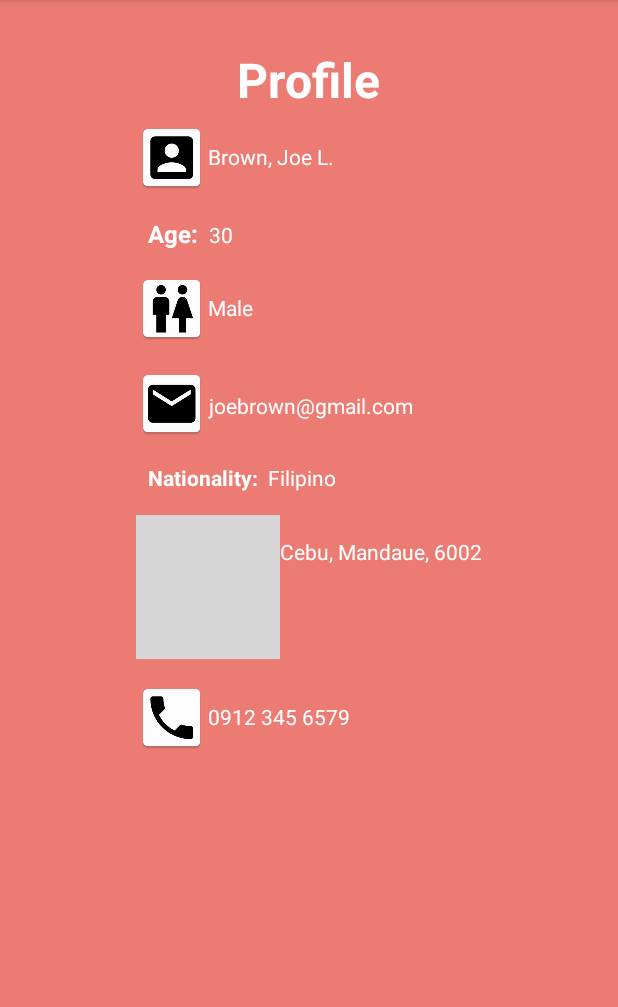
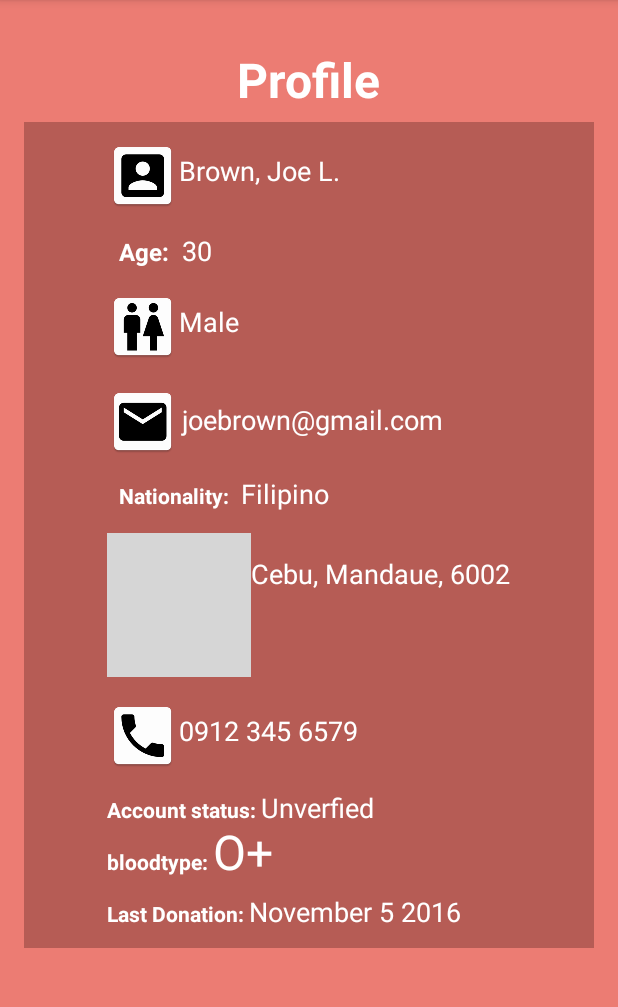
Before and after one commit to axeltants/capstone, an Android app: the profile screen opened directly, with no data from a screen before it, on a phone screen of 412 x 824 dp, the part 84-1091 px from its top. Run offline under Robolectric (Android 15) with nearby library versions, the light colour scheme and no system bars; our stand-ins replace Firebase (no records; nobody signed in at launch, a user with empty details on screens opened directly); libraries missing offline, so code that uses them is left out: com.firebase.client; 1 statement that could not run was skipped; grey boxes are pictures that could not be loaded.

Commit message:
add new fields in register and profile

```diff
--- a/RedFlow/app/src/main/AndroidManifest.xml
+++ b/RedFlow/app/src/main/AndroidManifest.xml
@@ -26,7 +26,8 @@
         <activity android:name=".notification" />
         <activity android:name=".history" />
         <activity android:name=".admin.admin_home" />
-        <activity android:name=".admin.search_user"></activity>
+        <activity android:name=".admin.search_user" />
+        <activity android:name=".admin.search_result"></activity>
     </application>
 
 </manifest>
--- a/RedFlow/app/src/main/res/layout/profile.xml
+++ b/RedFlow/app/src/main/res/layout/profile.xml
@@ -27,11 +27,12 @@
         android:layout_width="match_parent"
         android:layout_height="match_parent"
         android:paddingTop="65dp">
-
         <LinearLayout
             android:layout_width="match_parent"
-            android:layout_height="match_parent">
-
+            android:layout_height="match_parent"
+            android:background="@color/colorAccent"
+            android:paddingBottom="12dp"
+            android:paddingTop="12dp">
             <RelativeLayout
                 android:layout_width="match_parent"
                 android:layout_height="match_parent"
@@ -52,7 +53,8 @@
                     android:layout_marginBottom="15dp"
                     android:layout_toEndOf="@+id/imgname"
                     android:text="Brown, Joe L."
-                    android:textColor="@color/logincolor" />
+                    android:textColor="@color/logincolor"
+                    android:textSize="18sp" />
 
                 <TextView
                     android:id="@+id/agelabel"
@@ -73,7 +75,8 @@
                     android:layout_alignBaseline="@+id/agelabel"
                     android:layout_toRightOf="@+id/agelabel"
                     android:text=" 30"
-                    android:textColor="@color/logincolor" />
+                    android:textColor="@color/logincolor"
+                    android:textSize="18sp" />
 
                 <ImageView
                     android:id="@+id/imggender"
@@ -91,7 +94,8 @@
                     android:layout_marginBottom="15dp"
                     android:layout_toEndOf="@+id/imggender"
                     android:text="Male"
-                    android:textColor="@color/logincolor" />
+                    android:textColor="@color/logincolor"
+                    android:textSize="18sp" />
 
                 <ImageView
                     android:id="@+id/imgemail"
@@ -109,7 +113,8 @@
                     android:layout_marginBottom="13dp"
                     android:layout_toEndOf="@+id/agelabel"
                     android:text=" joebrown@gmail.com"
-                    android:textColor="@color/logincolor" />
+                    android:textColor="@color/logincolor"
+                    android:textSize="18sp" />
 
                 <TextView
                     android:id="@+id/nationalitylabel"
@@ -129,7 +134,8 @@
                     android:layout_alignBaseline="@+id/nationalitylabel"
                     android:layout_toEndOf="@+id/nationalitylabel"
                     android:text=" Filipino"
-                    android:textColor="@color/logincolor" />
+                    android:textColor="@color/logincolor"
+                    android:textSize="18sp" />
 
                 <ImageView
                     android:id="@+id/imgaddress"
@@ -148,7 +154,8 @@
                     android:layout_marginTop="30dp"
                     android:layout_toEndOf="@+id/imgaddress"
                     android:text="Cebu, Mandaue, 6002"
-                    android:textColor="@color/logincolor" />
+                    android:textColor="@color/logincolor"
+                    android:textSize="18sp" />
 
                 <ImageView
                     android:id="@+id/imgcontact"
@@ -166,10 +173,70 @@
                     android:layout_marginBottom="15dp"
                     android:layout_toEndOf="@+id/imgcontact"
                     android:text="0912 345 6579"
-                    android:textColor="@color/logincolor" />
+                    android:textColor="@color/logincolor"
+                    android:textSize="18sp" />
+
+                <TextView
+                    android:id="@+id/statuslabel"
+                    android:layout_width="wrap_content"
+                    android:layout_height="wrap_content"
+                    android:layout_below="@id/imgcontact"
+                    android:layout_marginTop="15dp"
+                    android:text="Account status: "
+                    android:textColor="@color/logincolor"
+                    android:textStyle="bold" />
+
+                <TextView
+                    android:id="@+id/textview_status"
+                    android:layout_width="wrap_content"
+                    android:layout_height="wrap_content"
+                    android:layout_alignBaseline="@id/statuslabel"
+                    android:layout_toRightOf="@id/statuslabel"
+                    android:text="Unverfied"
+                    android:textColor="@color/logincolor"
+                    android:textSize="18sp" />
+
+                <TextView
+                    android:id="@+id/bloodlabel"
+                    android:layout_width="wrap_content"
+                    android:layout_height="wrap_content"
+                    android:layout_below="@id/statuslabel"
+                    android:layout_marginTop="15dp"
+                    android:text="bloodtype: "
+                    android:textColor="@color/logincolor"
+                    android:textStyle="bold" />
+
+                <TextView
+                    android:id="@+id/textview_bloodtype"
+                    android:layout_width="wrap_content"
+                    android:layout_height="wrap_content"
+                    android:layout_alignBaseline="@id/bloodlabel"
+                    android:layout_toRightOf="@id/bloodlabel"
+                    android:text="O+"
+                    android:textColor="@color/logincolor"
+                    android:textSize="32sp" />
+
+                <TextView
+                    android:layout_width="wrap_content"
+                    android:layout_height="wrap_content"
+                    android:layout_below="@id/bloodlabel"
+                    android:layout_marginTop="15dp"
+                    android:text="Last Donation: "
+                    android:textColor="@color/logincolor"
+                    android:textStyle="bold"
+                    android:id="@+id/donatedatelabel"/>
+                <TextView
+                    android:layout_width="wrap_content"
+                    android:layout_height="wrap_content"
+                    android:text="November 5 2016"
+                    android:textColor="@color/logincolor"
+                    android:textSize="18sp"
+                    android:layout_alignBaseline="@id/donatedatelabel"
+                    android:layout_toRightOf="@id/donatedatelabel"
+                    android:id="@+id/textview_donatedate"/>
+
             </RelativeLayout>
         </LinearLayout>
-
     </ScrollView>
 
 
```
Also changed, not shown: RedFlow/app/src/main/java/com/example/capstone/redflow/admin/search_result.java (added, +15 -0 lines), RedFlow/app/src/main/res/layout/register.xml (+23 -0 lines), RedFlow/app/src/main/res/layout/search_result.xml (added, +19 -0 lines), RedFlow/app/src/main/res/values/strings.xml (+12 -0 lines).
